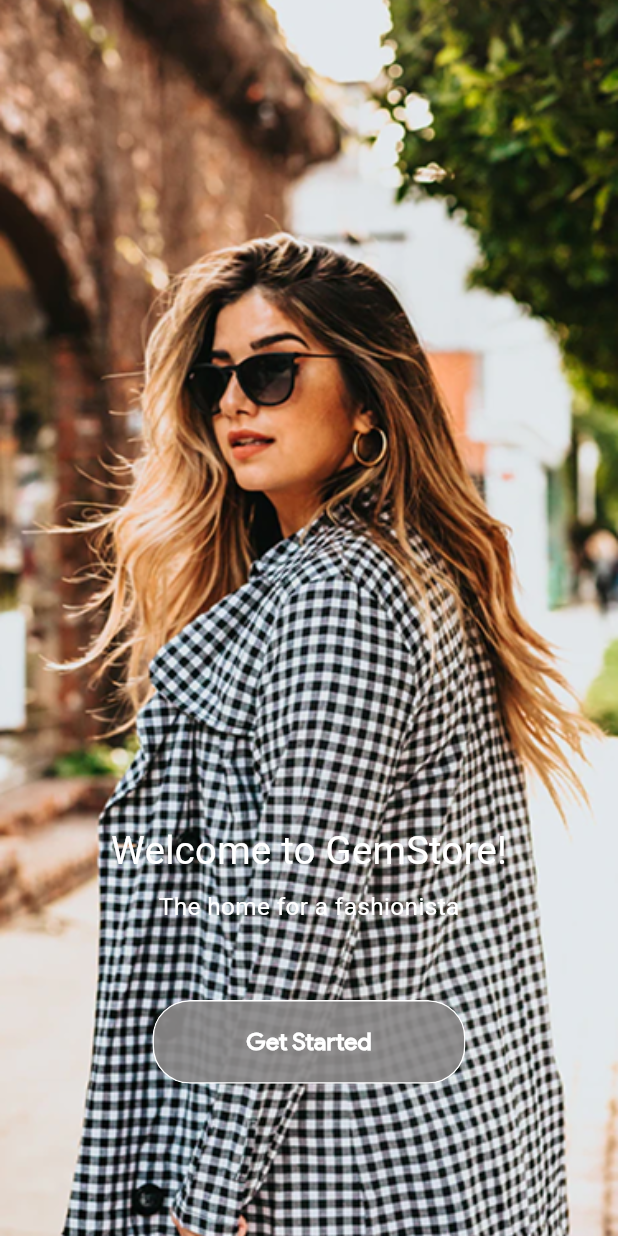
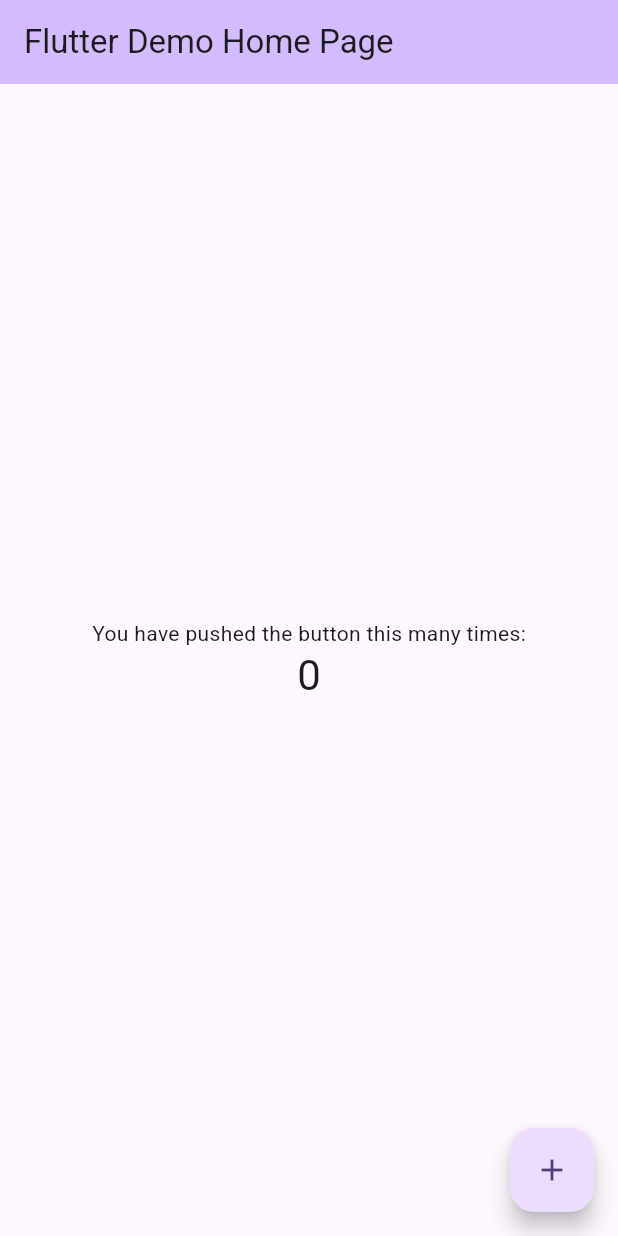
Before and after one commit to MahmoudDabour1/gem_store_app, a Flutter app: the screen it shows after launch, on a phone screen of 412 x 824 dp. Run offline on Flutter 3.47's test engine with Material 3 defaults, Android fonts, the phone set to English and light mode, and no system bars; our stand-ins replace bloc, device_preview, firebase_analytics, firebase_auth, firebase_core, firebase_crashlytics and 13 more; accounts and stored records are empty; project files that could hold a hidden picture were left out.

```diff
--- /dev/null
+++ b/lib/main.dart
@@ -0,0 +1,122 @@
+import 'package:flutter/material.dart';
+
+void main() {
+  runApp(const MyApp());
+}
+
+class MyApp extends StatelessWidget {
+  const MyApp({super.key});
+
+  // This widget is the root of your application.
+  @override
+  Widget build(BuildContext context) {
+    return MaterialApp(
+      title: 'Flutter Demo',
+      theme: ThemeData(
+        // This is the theme of your application.
+        //
+        // TRY THIS: Try running your application with "flutter run". You'll see
+        // the application has a purple toolbar. Then, without quitting the app,
+        // try changing the seedColor in the colorScheme below to Colors.green
+        // and then invoke "hot reload" (save your changes or press the "hot
+        // reload" button in a Flutter-supported IDE, or press "r" if you used
+        // the command line to start the app).
+        //
+        // Notice that the counter didn't reset back to zero; the application
+        // state is not lost during the reload. To reset the state, use hot
+        // restart instead.
+        //
+        // This works for code too, not just values: Most code changes can be
+        // tested with just a hot reload.
+        colorScheme: ColorScheme.fromSeed(seedColor: Colors.deepPurple),
+      ),
+      home: const MyHomePage(title: 'Flutter Demo Home Page'),
+    );
+  }
+}
+
+class MyHomePage extends StatefulWidget {
+  const MyHomePage({super.key, required this.title});
+
+  // This widget is the home page of your application. It is stateful, meaning
+  // that it has a State object (defined below) that contains fields that affect
+  // how it looks.
+
+  // This class is the configuration for the state. It holds the values (in this
+  // case the title) provided by the parent (in this case the App widget) and
+  // used by the build method of the State. Fields in a Widget subclass are
+  // always marked "final".
+
+  final String title;
+
+  @override
+  State<MyHomePage> createState() => _MyHomePageState();
+}
+
+class _MyHomePageState extends State<MyHomePage> {
+  int _counter = 0;
+
+  void _incrementCounter() {
+    setState(() {
+      // This call to setState tells the Flutter framework that something has
+      // changed in this State, which causes it to rerun the build method below
+      // so that the display can reflect the updated values. If we changed
+      // _counter without calling setState(), then the build method would not be
+      // called again, and so nothing would appear to happen.
+      _counter++;
+    });
+  }
+
+  @override
+  Widget build(BuildContext context) {
+    // This method is rerun every time setState is called, for instance as done
+    // by the _incrementCounter method above.
+    //
+    // The Flutter framework has been optimized to make rerunning build methods
+    // fast, so that you can just rebuild anything that needs updating rather
+    // than having to individually change instances of widgets.
+    return Scaffold(
+      appBar: AppBar(
+        // TRY THIS: Try changing the color here to a specific color (to
+        // Colors.amber, perhaps?) and trigger a hot reload to see the AppBar
+        // change color while the other colors stay the same.
+        backgroundColor: Theme.of(context).colorScheme.inversePrimary,
+        // Here we take the value from the MyHomePage object that was created by
+        // the App.build method, and use it to set our appbar title.
+        title: Text(widget.title),
+      ),
+      body: Center(
+        // Center is a layout widget. It takes a single child and positions it
+        // in the middle of the parent.
+        child: Column(
+          // Column is also a layout widget. It takes a list of children and
+          // arranges them vertically. By default, it sizes itself to fit its
+          // children horizontally, and tries to be as tall as its parent.
+          //
+          // Column has various properties to control how it sizes itself and
+          // how it positions its children. Here we use mainAxisAlignment to
+          // center the children vertically; the main axis here is the vertical
+          // axis because Columns are vertical (the cross axis would be
+          // horizontal).
+          //
+          // TRY THIS: Invoke "debug painting" (choose the "Toggle Debug Paint"
+          // action in the IDE, or press "p" in the console), to see the
+          // wireframe for each widget.
+          mainAxisAlignment: MainAxisAlignment.center,
+          children: <Widget>[
+            const Text('You have pushed the button this many times:'),
+            Text(
+              '$_counter',
+              style: Theme.of(context).textTheme.headlineMedium,
+            ),
+          ],
+        ),
+      ),
+      floatingActionButton: FloatingActionButton(
+        onPressed: _incrementCounter,
+        tooltip: 'Increment',
+        child: const Icon(Icons.add),
+      ), // This trailing comma makes auto-formatting nicer for build methods.
+    );
+  }
+}
```
Also changed, not shown: lib/features/login/widgets/AuthLoading.dart (added, +52 -0 lines), lib/features/login/widgets/list_of_circle_avatar.dart (+2 -7 lines), pubspec.lock, 135 other files.
